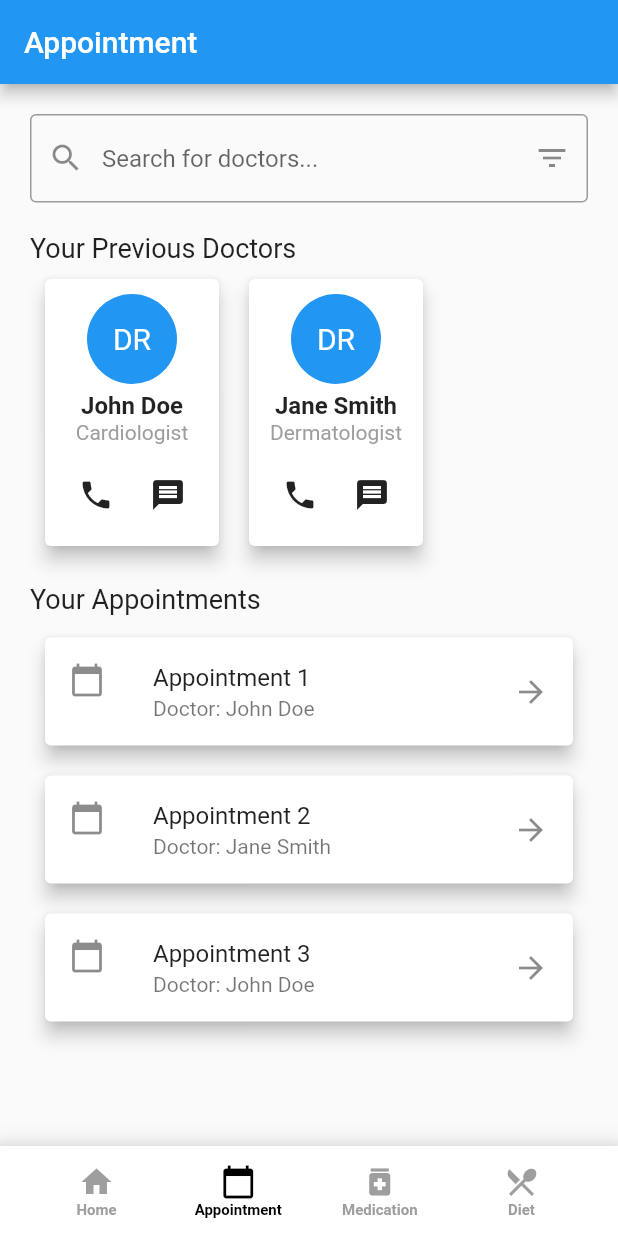
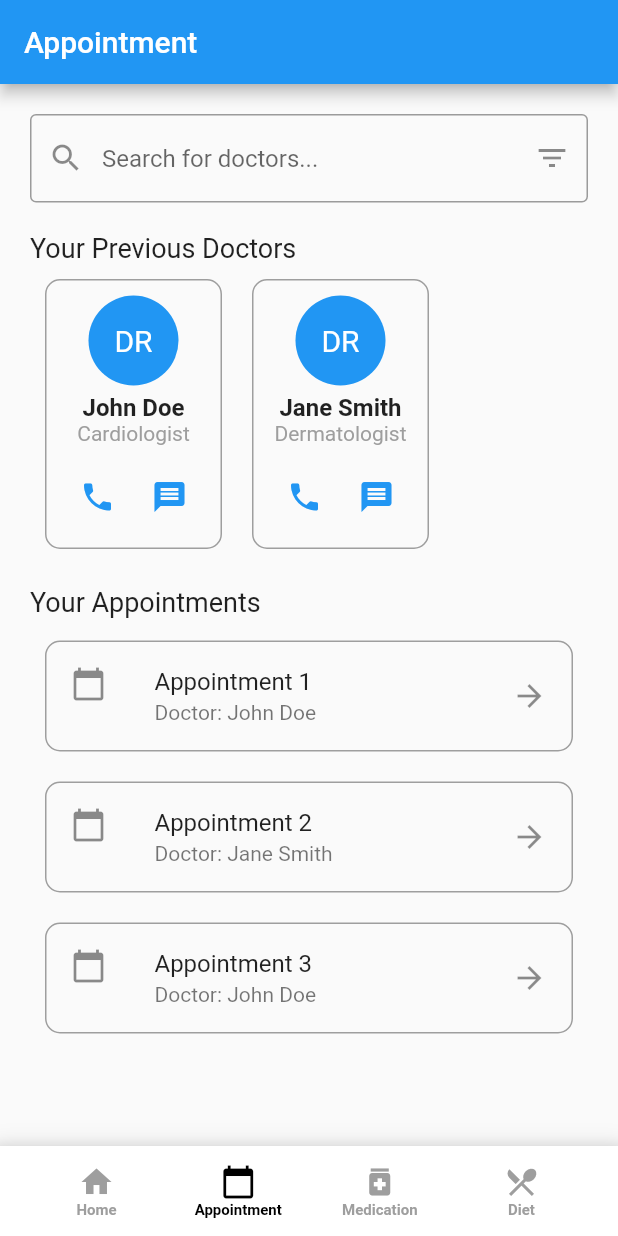
Before and after one commit to navaneethkulal8/hacktofuturehealthcare, a Flutter app: the screen it shows after launch, item 2 of the bottom bar chosen, on a phone screen of 412 x 824 dp. Run offline on Flutter 3.47's test engine with Material 2 defaults, Android fonts, the phone set to English and light mode, and no system bars; our stand-ins replace firebase_auth, table_calendar; accounts and stored records are empty.

Commit message:
changing the call and message icon ui

```diff
--- a/lib/pages/explorepage.dart
+++ b/lib/pages/explorepage.dart
@@ -112,10 +112,12 @@ class DoctorAvatar extends StatelessWidget {
 
   @override
   Widget build(BuildContext context) {
-    return Card(
-      elevation: 5, // Add elevation for a raised effect
-      margin: const EdgeInsets.symmetric(
-          horizontal: 10, vertical: 5), // Add margin for spacing
+    return Container(
+      margin: const EdgeInsets.symmetric(horizontal: 10, vertical: 5),
+      decoration: BoxDecoration(
+        border: Border.all(color: Colors.grey),
+        borderRadius: BorderRadius.circular(10),
+      ),
       child: Padding(
         padding: const EdgeInsets.all(10),
         child: Column(
@@ -152,11 +154,13 @@ class DoctorAvatar extends StatelessWidget {
               mainAxisAlignment: MainAxisAlignment.center,
               children: [
                 IconButton(
-                  icon: Icon(Icons.phone),
+                  icon: Icon(Icons.phone,
+                      color: Colors.blue), // Add color to phone icon
                   onPressed: onCallPressed,
                 ),
                 IconButton(
-                  icon: Icon(Icons.message),
+                  icon: Icon(Icons.message,
+                      color: Colors.blue), // Add color to message icon
                   onPressed: onMessagePressed,
                 ),
               ],
@@ -179,10 +183,12 @@ class AppointmentCard extends StatelessWidget {
 
   @override
   Widget build(BuildContext context) {
-    return Card(
-      elevation: 5, // Add elevation for a raised effect
-      margin: const EdgeInsets.symmetric(
-          horizontal: 10, vertical: 5), // Add margin for spacing
+    return Container(
+      margin: const EdgeInsets.symmetric(horizontal: 10, vertical: 5),
+      decoration: BoxDecoration(
+        border: Border.all(color: Colors.grey),
+        borderRadius: BorderRadius.circular(10),
+      ),
       child: ListTile(
         leading: Icon(Icons.calendar_today),
         title: Text(title),
```
